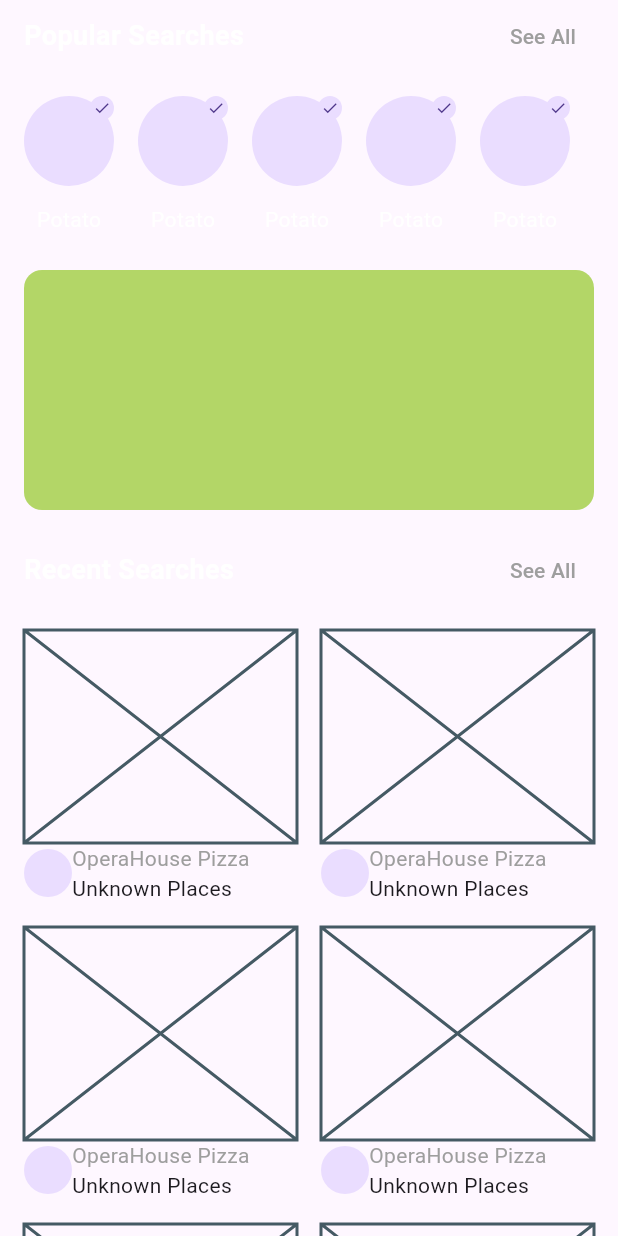
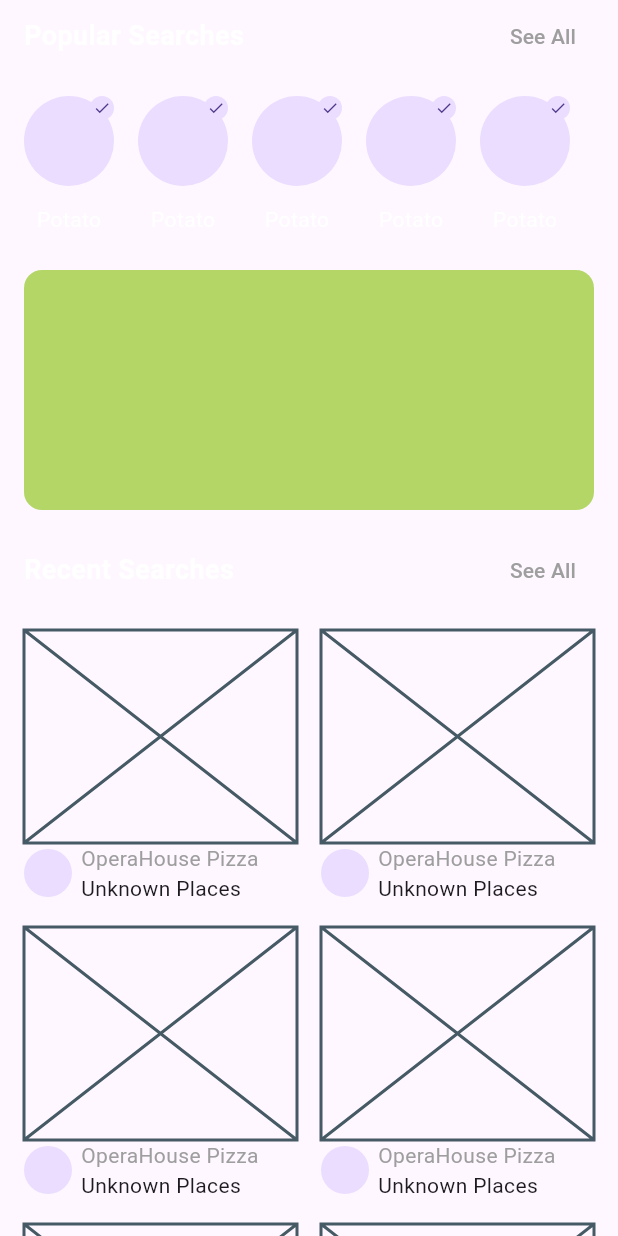
Before and after one commit to JAICHANGPARK/flutter_notebook_chapter_43, a Flutter app: the FoodOrderHomePage widget shown alone on an empty page, opened directly, on a phone screen of 412 x 824 dp. Run offline on Flutter 3.47's test engine with Material 3 defaults, Android fonts, the phone set to English and light mode, and no system bars; our stand-ins replace gap, hugeicons, percent_indicator.

Commit message:
Update food_order_home_page.dart

```diff
--- a/lib/ep2393_food_order_app/ui/home/food_order_home_page.dart
+++ b/lib/ep2393_food_order_app/ui/home/food_order_home_page.dart
@@ -152,7 +152,7 @@ class _FoodOrderHomePageState extends State<FoodOrderHomePage> {
                       ),
                     ),
                     Row(
-
+                      spacing: 6,
                       children: [
                         CircleAvatar(
                           radius: 16,
```
